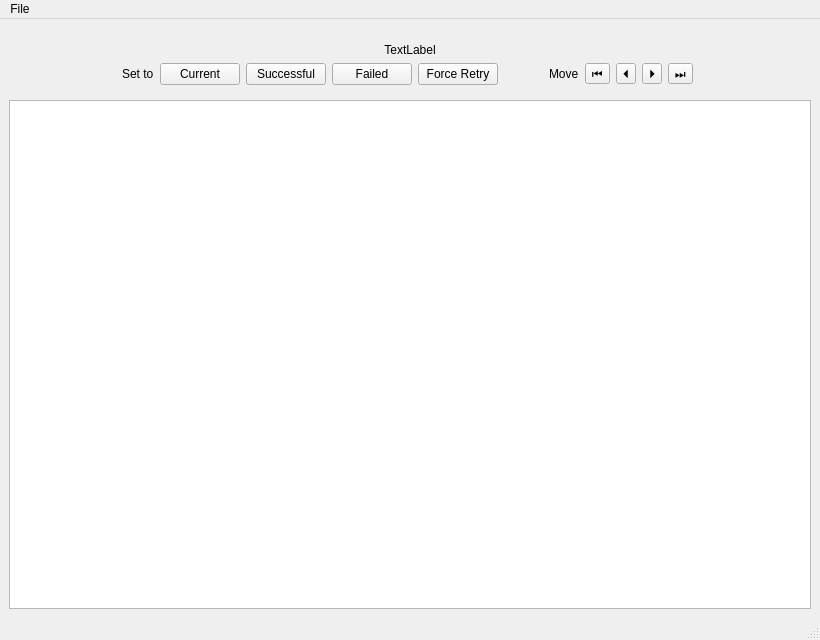
This is dv_MGHT/gui/ui/content_window.ui in DualVission/dv_multigameHitTracker as Qt 5 draws it before an edit. The edited form follows.
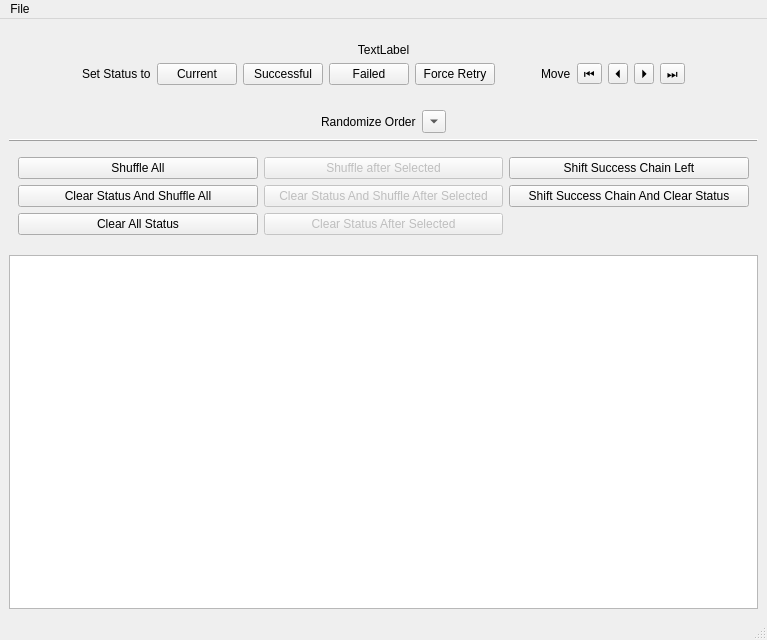
This is the edited form.

Commit message: Order Shuffling

Patch:
```diff
--- a/dv_MGHT/gui/ui/content_window.ui
+++ b/dv_MGHT/gui/ui/content_window.ui
@@ -6,7 +6,7 @@
    <rect>
     <x>0</x>
     <y>0</y>
-    <width>820</width>
+    <width>767</width>
     <height>640</height>
    </rect>
   </property>
@@ -60,7 +60,7 @@
            <item>
             <widget class="QLabel" name="gameStatusLabel">
              <property name="text">
-              <string>Set to</string>
+              <string>Set Status to</string>
              </property>
             </widget>
            </item>
@@ -100,7 +100,7 @@
             <enum>Qt::Horizontal</enum>
            </property>
            <property name="sizeType">
-            <enum>QSizePolicy::Minimum</enum>
+            <enum>QSizePolicy::Maximum</enum>
            </property>
            <property name="sizeHint" stdset="0">
             <size>
@@ -112,12 +112,6 @@
          </item>
          <item>
           <layout class="QHBoxLayout" name="gamePositionLayout">
-           <property name="leftMargin">
-            <number>5</number>
-           </property>
-           <property name="rightMargin">
-            <number>5</number>
-           </property>
            <item>
             <widget class="QLabel" name="gamePositionLabel">
              <property name="text">
@@ -179,6 +173,156 @@
       </layout>
      </widget>
     </item>
+    <item>
+     <layout class="QVBoxLayout" name="gameOrderLayout">
+      <property name="topMargin">
+       <number>5</number>
+      </property>
+      <property name="bottomMargin">
+       <number>5</number>
+      </property>
+      <item>
+       <layout class="QHBoxLayout" name="gameOrderTitleLayout">
+        <property name="leftMargin">
+         <number>5</number>
+        </property>
+        <property name="topMargin">
+         <number>5</number>
+        </property>
+        <property name="rightMargin">
+         <number>5</number>
+        </property>
+        <item>
+         <spacer name="postspacer">
+          <property name="orientation">
+           <enum>Qt::Horizontal</enum>
+          </property>
+          <property name="sizeHint" stdset="0">
+           <size>
+            <width>40</width>
+            <height>20</height>
+           </size>
+          </property>
+         </spacer>
+        </item>
+        <item>
+         <widget class="QLabel" name="gameOrderTitleLabel">
+          <property name="text">
+           <string>Randomize Order</string>
+          </property>
+         </widget>
+        </item>
+        <item>
+         <widget class="QToolButton" name="gameOrderTitleButton">
+          <property name="text">
+           <string/>
+          </property>
+          <property name="toolButtonStyle">
+           <enum>Qt::ToolButtonIconOnly</enum>
+          </property>
+          <property name="arrowType">
+           <enum>Qt::DownArrow</enum>
+          </property>
+         </widget>
+        </item>
+        <item>
+         <spacer name="prespacer">
+          <property name="orientation">
+           <enum>Qt::Horizontal</enum>
+          </property>
+          <property name="sizeHint" stdset="0">
+           <size>
+            <width>40</width>
+            <height>20</height>
+           </size>
+          </property>
+         </spacer>
+        </item>
+       </layout>
+      </item>
+      <item>
+       <widget class="Line" name="gameOrderLine">
+        <property name="frameShadow">
+         <enum>QFrame::Raised</enum>
+        </property>
+        <property name="orientation">
+         <enum>Qt::Horizontal</enum>
+        </property>
+       </widget>
+      </item>
+      <item>
+       <widget class="QWidget" name="gameOrderOptionsLayoutWidget" native="true">
+        <layout class="QGridLayout" name="gameOrderOptionsLayout">
+         <item row="0" column="0">
+          <widget class="QPushButton" name="gameOrderShuffleAllButton">
+           <property name="text">
+            <string>Shuffle All</string>
+           </property>
+          </widget>
+         </item>
+         <item row="0" column="1">
+          <widget class="QPushButton" name="gameOrderShuffleAfterButton">
+           <property name="enabled">
+            <bool>false</bool>
+           </property>
+           <property name="text">
+            <string>Shuffle after Selected</string>
+           </property>
+          </widget>
+         </item>
+         <item row="1" column="0">
+          <widget class="QPushButton" name="gameOrderShuffleClearAllButton">
+           <property name="text">
+            <string>Clear Status And Shuffle All</string>
+           </property>
+          </widget>
+         </item>
+         <item row="0" column="2">
+          <widget class="QPushButton" name="gameOrderSmartShuffleButton">
+           <property name="text">
+            <string>Shift Success Chain Left</string>
+           </property>
+          </widget>
+         </item>
+         <item row="1" column="1">
+          <widget class="QPushButton" name="gameOrderShuffleClearAfterButton">
+           <property name="enabled">
+            <bool>false</bool>
+           </property>
+           <property name="text">
+            <string>Clear Status And Shuffle After Selected</string>
+           </property>
+          </widget>
+         </item>
+         <item row="1" column="2">
+          <widget class="QPushButton" name="gameOrderSmartShuffleClearButton">
+           <property name="text">
+            <string>Shift Success Chain And Clear Status</string>
+           </property>
+          </widget>
+         </item>
+         <item row="2" column="0">
+          <widget class="QPushButton" name="gameOrderClearAllButton">
+           <property name="text">
+            <string>Clear All Status</string>
+           </property>
+          </widget>
+         </item>
+         <item row="2" column="1">
+          <widget class="QPushButton" name="gameOrderClearAfterButton">
+           <property name="enabled">
+            <bool>false</bool>
+           </property>
+           <property name="text">
+            <string>Clear Status After Selected</string>
+           </property>
+          </widget>
+         </item>
+        </layout>
+       </widget>
+      </item>
+     </layout>
+    </item>
     <item>
      <widget class="QListWidget" name="splitDisplayWidget"/>
     </item>
@@ -189,7 +333,7 @@
     <rect>
      <x>0</x>
      <y>0</y>
-     <width>820</width>
+     <width>767</width>
      <height>22</height>
     </rect>
    </property>
```
Left out of the diff: 26 changed lines with no effect on the pictures. The commit also changes 4 other files.
